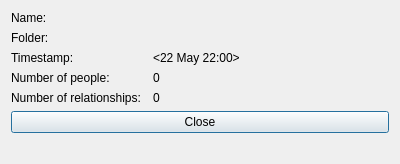
Above: gui/dialogfileproperties.ui from martinvanzijl/genealogy-maker before the change. Below: the same form after it.
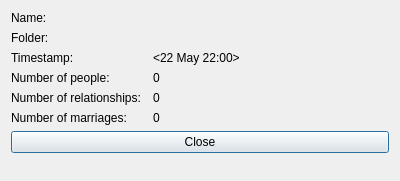
That is the form after the change.

Commit message: Add marriage count.

Patch:
```diff
--- a/gui/dialogfileproperties.ui
+++ b/gui/dialogfileproperties.ui
@@ -7,7 +7,7 @@
     <x>0</x>
     <y>0</y>
     <width>400</width>
-    <height>164</height>
+    <height>181</height>
    </rect>
   </property>
   <property name="windowTitle">
@@ -103,6 +103,20 @@
      </property>
     </widget>
    </item>
+   <item row="5" column="0">
+    <widget class="QLabel" name="labelNumberOfMarriages">
+     <property name="text">
+      <string>Number of marriages:</string>
+     </property>
+    </widget>
+   </item>
+   <item row="5" column="1">
+    <widget class="QLabel" name="labelNumberOfMarriagesValue">
+     <property name="text">
+      <string>0</string>
+     </property>
+    </widget>
+   </item>
   </layout>
  </widget>
  <resources/>
```
The commit also changes 3 other files.
